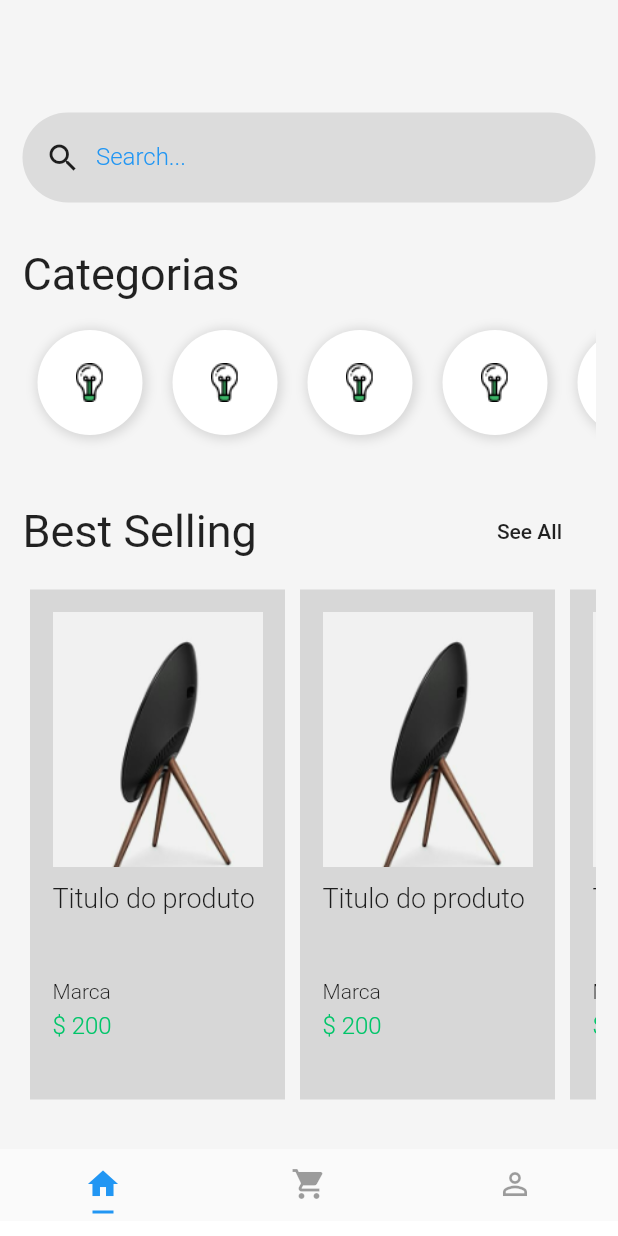
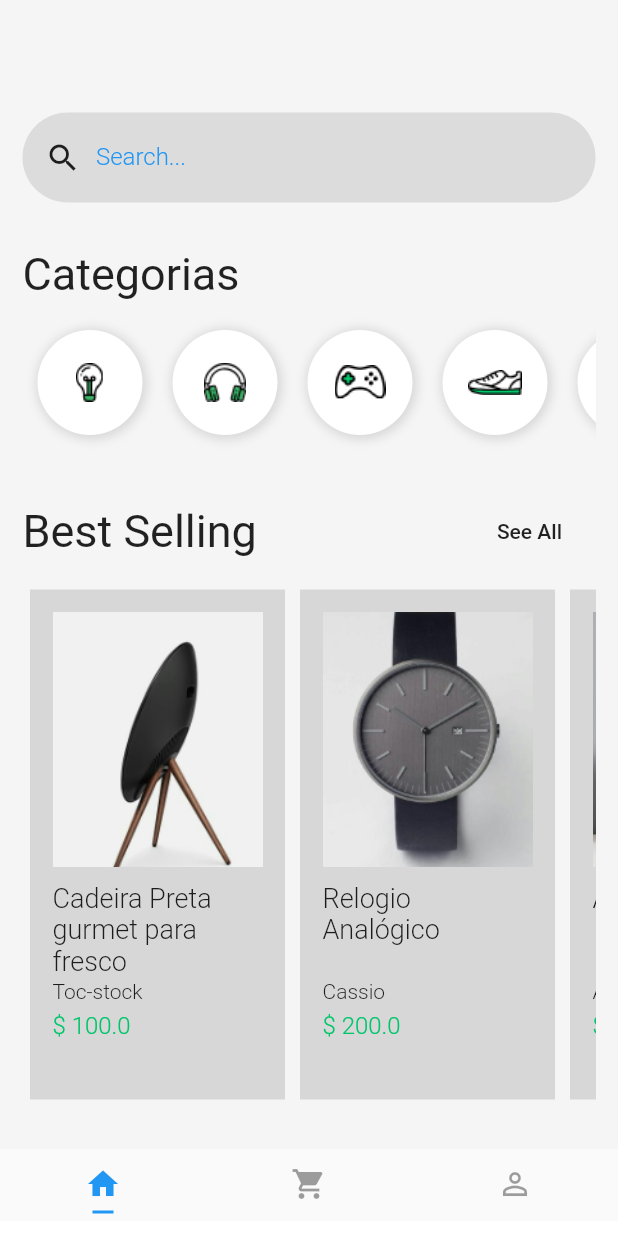
Before and after one commit to BetynMineiro/flutterPOCs, a Flutter app: the screen it shows after launch, on a phone screen of 412 x 824 dp. Run offline on Flutter 3.47's test engine with Material 2 defaults, Android fonts, the phone set to English and light mode, and no system bars; our stand-ins replace flutter_masked_text, shared_preferences.

Commit message:
update app base

```diff
--- a/shopping/lib/pages/home.page.dart
+++ b/shopping/lib/pages/home.page.dart
@@ -1,5 +1,7 @@
 import 'package:flutter/material.dart';
-import 'package:shopping/pages/product.page.dart';
+import 'package:shopping/widgets/category/category-list-widget.dart';
+import 'package:shopping/widgets/product/product-list.widget.dart';
+import 'package:shopping/widgets/search-box.widget.dart';
 
 class HomePage extends StatelessWidget {
   @override
@@ -14,7 +16,7 @@ class HomePage extends StatelessWidget {
             SizedBox(
               height: 60,
             ),
-            search(),
+            SearchBox(),
             SizedBox(
               height: 30,
             ),
@@ -29,7 +31,7 @@ class HomePage extends StatelessWidget {
             ),
             Container(
               height: 90,
-              child: categoryList(),
+              child: CategoryList(),
             ),
             SizedBox(
               height: 30,
@@ -54,167 +56,13 @@ class HomePage extends StatelessWidget {
             ),
             Container(
               height: 350,
-              child: productList(context),
+              child: ProductList(
+                scrollDirection: Axis.horizontal,
+              ),
             ),
           ],
         ),
       ),
     );
   }
-
-  Widget search() {
-    return Container(
-      height: 60,
-      padding: EdgeInsets.only(
-        left: 15,
-      ),
-      decoration: BoxDecoration(
-          color: Colors.black.withOpacity(0.1),
-          borderRadius: BorderRadius.circular(128)),
-      child: Row(
-        children: [
-          Icon(Icons.search),
-          Container(
-            width: 300,
-            padding: EdgeInsets.only(
-              left: 10,
-            ),
-            child: TextFormField(
-              keyboardType: TextInputType.text,
-              decoration: InputDecoration(
-                border: InputBorder.none,
-                labelText: "Search...",
-                labelStyle: TextStyle(
-                    color: Colors.blue,
-                    fontWeight: FontWeight.w300,
-                    fontSize: 16),
-              ),
-              style: TextStyle(
-                fontSize: 20,
-                color: Colors.blue,
-              ),
-            ),
-          )
-        ],
-      ),
-    );
-  }
-
-  Widget categoryList() {
-    return Container(
-      child: ListView(
-        scrollDirection: Axis.horizontal,
-        children: [
-          categoryItem(),
-          categoryItem(),
-          categoryItem(),
-          categoryItem(),
-          categoryItem(),
-          categoryItem(),
-          categoryItem(),
-          categoryItem(),
-        ],
-      ),
-    );
-  }
-
-  Widget categoryItem() {
-    return Container(
-      width: 70,
-      height: 70,
-      margin: EdgeInsets.all(10),
-      padding: EdgeInsets.all(10),
-      decoration: BoxDecoration(
-        color: Colors.white,
-        boxShadow: [
-          BoxShadow(
-            color: Colors.black12,
-            offset: Offset(1, 1),
-            blurRadius: 5,
-            spreadRadius: 2,
-          )
-        ],
-        borderRadius: BorderRadius.circular(64),
-      ),
-      child: Image.asset("assets/Icon_Devices.png"),
-    );
-  }
-
-  Widget productList(BuildContext context) {
-    return Container(
-      child: ListView(
-        scrollDirection: Axis.horizontal,
-        children: [
-          productItem(context),
-          productItem(context),
-          productItem(context),
-          productItem(context),
-        ],
-      ),
-    );
-  }
-
-  Widget productItem(BuildContext context) {
-    return Container(
-      child: Column(
-        crossAxisAlignment: CrossAxisAlignment.start,
-        children: [
-          GestureDetector(
-            onTap: () {
-              Navigator.push(
-                context,
-                MaterialPageRoute(
-                  builder: (context) => ProductPage(),
-                ),
-              );
-            },
-            child: Image.asset(
-              "assets/product-1.png",
-              width: 170,
-              height: 170,
-              fit: BoxFit.cover,
-            ),
-          ),
-          SizedBox(
-            height: 10,
-          ),
-          Container(
-            height: 60,
-            child: Text(
-              "Titulo do produto",
-              style: TextStyle(
-                fontSize: 18,
-                fontWeight: FontWeight.w300,
-              ),
-            ),
-          ),
-          SizedBox(
-            height: 5,
-          ),
-          Text(
-            "Marca",
-            style: TextStyle(
-              fontSize: 14,
-              fontWeight: FontWeight.w300,
-            ),
-          ),
-          SizedBox(
-            height: 5,
-          ),
-          Text(
-            "\$ 200",
-            style: TextStyle(
-              fontSize: 16,
-              fontWeight: FontWeight.w300,
-              color: Color(0xFF00C569),
-            ),
-          ),
-        ],
-      ),
-      padding: EdgeInsets.all(15),
-      margin: EdgeInsets.all(5),
-      color: Colors.black12,
-      width: 170,
-    );
-  }
 }
--- a/shopping/lib/pages/login.page.dart
+++ b/shopping/lib/pages/login.page.dart
@@ -1,5 +1,4 @@
 import 'package:flutter/material.dart';
-import 'package:shopping/pages/home.page.dart';
 import 'package:shopping/pages/singup.page.dart';
 
 class LoginPage extends StatelessWidget {
--- a/shopping/lib/pages/product.page.dart
+++ b/shopping/lib/pages/product.page.dart
@@ -1,6 +1,17 @@
 import 'package:flutter/material.dart';
 
 class ProductPage extends StatelessWidget {
+  final String image;
+  final String title;
+  final String brand;
+  final double price;
+
+  const ProductPage(
+      {@required this.image,
+      @required this.title,
+      @required this.brand,
+      @required this.price});
+
   @override
   Widget build(BuildContext context) {
     return Scaffold(
@@ -16,7 +27,7 @@ class ProductPage extends StatelessWidget {
               flexibleSpace: FlexibleSpaceBar(
                 centerTitle: true,
                 background: Image.asset(
-                  "assets/product-10.png",
+                  image,
                   width: double.infinity,
                   fit: BoxFit.fitWidth,
                 ),
@@ -29,7 +40,7 @@ class ProductPage extends StatelessWidget {
             Padding(
               padding: EdgeInsets.fromLTRB(10, 10, 10, 0),
               child: Text(
-                "Dry Fit Long Sleeve",
+                title,
                 style: TextStyle(
                   fontSize: 26,
                   fontWeight: FontWeight.bold,
@@ -39,7 +50,7 @@ class ProductPage extends StatelessWidget {
             Padding(
               padding: EdgeInsets.all(10),
               child: Text(
-                "by Nike",
+                "by $brand",
               ),
             ),
             Padding(
--- /dev/null
+++ b/shopping/lib/widgets/category/category-item-widget.dart
@@ -0,0 +1,30 @@
+import 'package:flutter/material.dart';
+
+class CategoryItem extends StatelessWidget {
+  final String image;
+
+  const CategoryItem({@required this.image});
+
+  @override
+  Widget build(BuildContext context) {
+    return Container(
+      width: 70,
+      height: 70,
+      margin: EdgeInsets.all(10),
+      padding: EdgeInsets.all(10),
+      decoration: BoxDecoration(
+        color: Colors.white,
+        boxShadow: [
+          BoxShadow(
+            color: Colors.black12,
+            offset: Offset(1, 1),
+            blurRadius: 5,
+            spreadRadius: 2,
+          )
+        ],
+        borderRadius: BorderRadius.circular(64),
+      ),
+      child: Image.asset(image),
+    );
+  }
+}
--- /dev/null
+++ b/shopping/lib/widgets/category/category-list-widget.dart
@@ -0,0 +1,20 @@
+import 'package:flutter/material.dart';
+import 'package:shopping/widgets/category/category-item-widget.dart';
+
+class CategoryList extends StatelessWidget {
+  @override
+  Widget build(BuildContext context) {
+    return Container(
+      child: ListView(
+        scrollDirection: Axis.horizontal,
+        children: [
+          CategoryItem(image: "assets/Icon_Devices.png"),
+          CategoryItem(image: "assets/Icon_Gadgets.png"),
+          CategoryItem(image: "assets/Icon_Gaming.png"),
+          CategoryItem(image: "assets/Icon_Mens_Shoe.png"),
+          CategoryItem(image: "assets/Icon_Womens_Shoe.png"),
+        ],
+      ),
+    );
+  }
+}
--- /dev/null
+++ b/shopping/lib/widgets/product/product-card-item.dart
@@ -0,0 +1,85 @@
+import 'package:flutter/material.dart';
+import 'package:shopping/pages/product.page.dart';
+
+class ProductCardItem extends StatelessWidget {
+  final String image;
+  final String title;
+  final String brand;
+  final double price;
+
+  const ProductCardItem(
+      {@required this.image,
+      @required this.title,
+      @required this.brand,
+      @required this.price});
+
+  @override
+  Widget build(BuildContext context) {
+    return Container(
+      child: Column(
+        crossAxisAlignment: CrossAxisAlignment.start,
+        children: [
+          GestureDetector(
+            onTap: () {
+              Navigator.push(
+                context,
+                MaterialPageRoute(
+                  builder: (context) => ProductPage(
+                    brand: brand,
+                    image: image,
+                    price: price,
+                    title: title,
+                  ),
+                ),
+              );
+            },
+            child: Image.asset(
+              image,
+              width: 170,
+              height: 170,
+              fit: BoxFit.cover,
+            ),
+          ),
+          SizedBox(
+            height: 10,
+          ),
+          Container(
+            height: 60,
+            child: Text(
+              title,
+              style: TextStyle(
+                fontSize: 18,
+                fontWeight: FontWeight.w300,
+              ),
+            ),
+          ),
+          SizedBox(
+            height: 5,
+          ),
+          Text(
+            brand,
+            style: TextStyle(
+              fontSize: 14,
+              fontWeight: FontWeight.w300,
+            ),
+          ),
+          SizedBox(
+            height: 5,
+          ),
+          Text(
+            "\$ $price",
+            style: TextStyle(
+              fontSize: 16,
+              fontWeight: FontWeight.w300,
+              color: Color(0xFF00C569),
+            ),
+          ),
+        ],
+      ),
+      padding: EdgeInsets.all(15),
+      margin: EdgeInsets.all(5),
+      color: Colors.black12,
+      width: 170,
+    );
+  }
+}
--- /dev/null
+++ b/shopping/lib/widgets/product/product-list.widget.dart
@@ -0,0 +1,49 @@
+import 'package:flutter/material.dart';
+import 'package:shopping/widgets/product/product-card-item.dart';
+
+class ProductList extends StatelessWidget {
+  final Axis scrollDirection;
+
+  const ProductList({@required this.scrollDirection});
+
+  @override
+  Widget build(BuildContext context) {
+    return Container(
+      child: ListView(
+        scrollDirection: scrollDirection,
+        children: [
+          ProductCardItem(
+            brand: 'Toc-stock',
+            image: "assets/product-1.png",
+            price: 100,
+            title: 'Cadeira Preta gurmet para fresco',
+          ),
+          ProductCardItem(
+            brand: 'Cassio',
+            image: "assets/product-2.png",
+            price: 200,
+            title: 'Relogio Analógico',
+          ),
+          ProductCardItem(
+            brand: 'Amazon',
+            image: "assets/product-3.png",
+            price: 320.54,
+            title: 'Amazon Alexa',
+          ),
+          ProductCardItem(
+            brand: 'Xiaomi',
+            image: "assets/product-7.png",
+            price: 199.99,
+            title: 'Air-Pods Xiaomi',
+          ),
+          ProductCardItem(
+            brand: 'Nike',
+            image: "assets/product-10.png",
+            price: 59.60,
+            title: 'Nike T-Shirt Dry Fit',
+          ),
+        ],
+      ),
+    );
+  }
+}
--- /dev/null
+++ b/shopping/lib/widgets/search-box.widget.dart
@@ -0,0 +1,42 @@
+import 'package:flutter/material.dart';
+
+class SearchBox extends StatelessWidget {
+  @override
+  Widget build(BuildContext context) {
+    return Container(
+      height: 60,
+      padding: EdgeInsets.only(
+        left: 15,
+      ),
+      decoration: BoxDecoration(
+          color: Colors.black.withOpacity(0.1),
+          borderRadius: BorderRadius.circular(128)),
+      child: Row(
+        children: [
+          Icon(Icons.search),
+          Container(
+            width: 300,
+            padding: EdgeInsets.only(
+              left: 10,
+            ),
+            child: TextFormField(
+              keyboardType: TextInputType.text,
+              decoration: InputDecoration(
+                border: InputBorder.none,
+                labelText: "Search...",
+                labelStyle: TextStyle(
+                    color: Colors.blue,
+                    fontWeight: FontWeight.w300,
+                    fontSize: 16),
+              ),
+              style: TextStyle(
+                fontSize: 20,
+                color: Colors.blue,
+              ),
+            ),
+          )
+        ],
+      ),
+    );
+  }
+}
```
Also changed, not shown: shopping/pubspec.lock, 7 other files.
